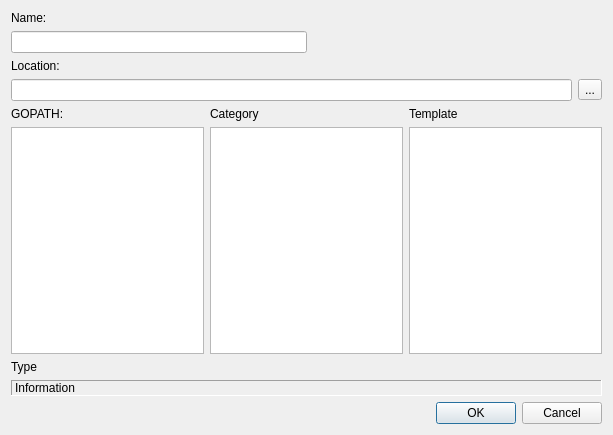
Above: liteidex/src/liteapp/newfiledialog.ui from seanxyh/liteide before the change. Below: the same form after it.
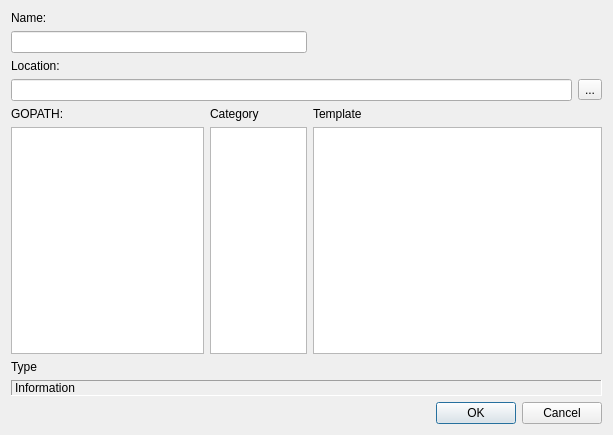
That is the form after the change.

Diff of the .ui file:
```diff
--- a/liteidex/src/liteapp/newfiledialog.ui
+++ b/liteidex/src/liteapp/newfiledialog.ui
@@ -63,7 +63,7 @@
     </layout>
    </item>
    <item>
-    <layout class="QHBoxLayout" name="horizontalLayout_3">
+    <layout class="QHBoxLayout" name="horizontalLayout_3" stretch="2,1,3">
      <item>
       <layout class="QVBoxLayout" name="verticalLayout_3">
        <item>
```
